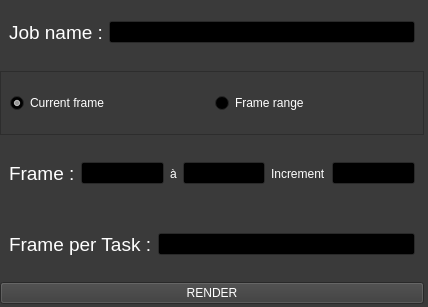
This is nuke/qt/submitter.ui in ArtFXDev/submitter as Qt 5 draws it before an edit. The edited form follows.
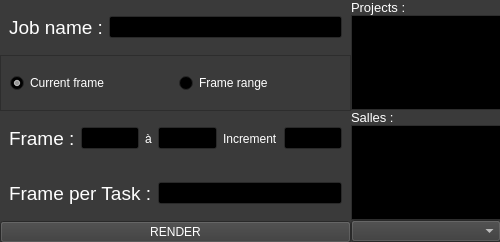
This is the edited form.

Diff of the .ui file:
```diff
--- a/nuke/qt/submitter.ui
+++ b/nuke/qt/submitter.ui
@@ -6,8 +6,8 @@
    <rect>
     <x>0</x>
     <y>0</y>
-    <width>428</width>
-    <height>307</height>
+    <width>500</width>
+    <height>242</height>
    </rect>
   </property>
   <property name="palette">
@@ -428,17 +428,50 @@
   <property name="windowTitle">
    <string>Form</string>
   </property>
-  <widget class="QWidget" name="widget" native="true">
+  <widget class="QWidget" name="widget_4" native="true">
    <property name="geometry">
     <rect>
      <x>0</x>
      <y>0</y>
-     <width>424</width>
-     <height>304</height>
+     <width>501</width>
+     <height>243</height>
     </rect>
    </property>
-   <layout class="QVBoxLayout" name="verticalLayout">
-    <item>
+   <layout class="QGridLayout" name="gridLayout_2">
+    <property name="leftMargin">
+     <number>0</number>
+    </property>
+    <property name="topMargin">
+     <number>0</number>
+    </property>
+    <property name="rightMargin">
+     <number>0</number>
+    </property>
+    <property name="bottomMargin">
+     <number>0</number>
+    </property>
+    <property name="spacing">
+     <number>0</number>
+    </property>
+    <item row="0" column="0">
+     <widget class="QWidget" name="widget" native="true">
+      <layout class="QGridLayout" name="gridLayout">
+       <property name="leftMargin">
+        <number>0</number>
+       </property>
+       <property name="topMargin">
+        <number>0</number>
+       </property>
+       <property name="rightMargin">
+        <number>0</number>
+       </property>
+       <property name="bottomMargin">
+        <number>0</number>
+       </property>
+       <property name="spacing">
+        <number>0</number>
+       </property>
+       <item row="0" column="0">
      <widget class="QWidget" name="widget_2" native="true">
       <layout class="QHBoxLayout" name="horizontalLayout_4">
        <item>
@@ -459,7 +492,7 @@
       </layout>
      </widget>
     </item>
-    <item>
+       <item row="1" column="0">
      <widget class="QFrame" name="frame">
       <property name="frameShape">
        <enum>QFrame::StyledPanel</enum>
@@ -488,7 +521,7 @@
       </layout>
      </widget>
     </item>
-    <item>
+       <item row="2" column="0">
      <widget class="QWidget" name="widget_frame" native="true">
       <layout class="QHBoxLayout" name="horizontalLayout_2">
        <item>
@@ -529,7 +562,7 @@
       </layout>
      </widget>
     </item>
-    <item>
+       <item row="3" column="0">
      <widget class="QWidget" name="widget_frame_per_task" native="true">
       <layout class="QHBoxLayout" name="horizontalLayout_3">
        <item>
@@ -550,11 +583,94 @@
       </layout>
      </widget>
     </item>
-    <item>
+       <item row="4" column="0">
      <widget class="QPushButton" name="bt_render">
       <property name="text">
        <string>RENDER</string>
       </property>
+        </widget>
+       </item>
+      </layout>
+     </widget>
+    </item>
+    <item row="0" column="1">
+     <widget class="QWidget" name="widget_3" native="true">
+      <property name="minimumSize">
+       <size>
+        <width>150</width>
+        <height>243</height>
+       </size>
+      </property>
+      <property name="maximumSize">
+       <size>
+        <width>150</width>
+        <height>16777215</height>
+       </size>
+      </property>
+      <layout class="QVBoxLayout" name="verticalLayout">
+       <property name="spacing">
+        <number>0</number>
+       </property>
+       <property name="leftMargin">
+        <number>0</number>
+       </property>
+       <property name="topMargin">
+        <number>0</number>
+       </property>
+       <property name="rightMargin">
+        <number>0</number>
+       </property>
+       <property name="bottomMargin">
+        <number>1</number>
+       </property>
+       <item>
+        <widget class="QLabel" name="label_6">
+         <property name="font">
+          <font>
+           <pointsize>10</pointsize>
+          </font>
+         </property>
+         <property name="text">
+          <string>Projects : </string>
+         </property>
+        </widget>
+       </item>
+       <item>
+        <widget class="QListWidget" name="list_project">
+         <property name="selectionMode">
+          <enum>QAbstractItemView::MultiSelection</enum>
+         </property>
+        </widget>
+       </item>
+       <item>
+        <widget class="QLabel" name="label_7">
+         <property name="font">
+          <font>
+           <pointsize>10</pointsize>
+          </font>
+         </property>
+         <property name="text">
+          <string>Salles : </string>
+         </property>
+        </widget>
+       </item>
+       <item>
+        <widget class="QListWidget" name="list_salle">
+         <property name="minimumSize">
+          <size>
+           <width>150</width>
+           <height>0</height>
+          </size>
+         </property>
+         <property name="selectionMode">
+          <enum>QAbstractItemView::MultiSelection</enum>
+         </property>
+        </widget>
+       </item>
+       <item>
+        <widget class="QComboBox" name="cb_ram"/>
+       </item>
+      </layout>
      </widget>
     </item>
    </layout>
```
Lines whose indentation alone changed are shown as unchanged.
